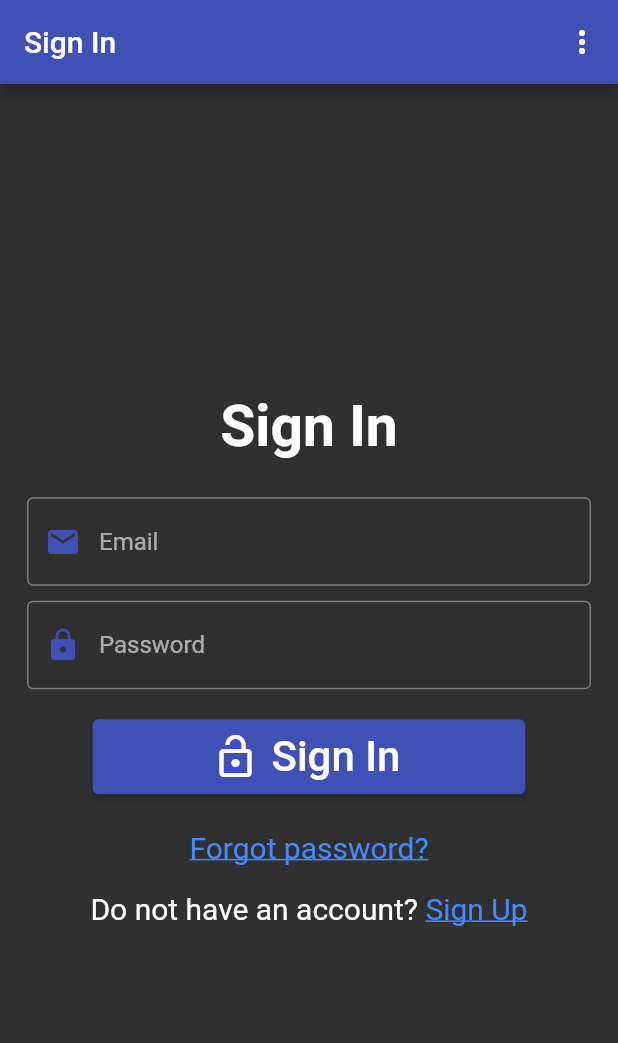
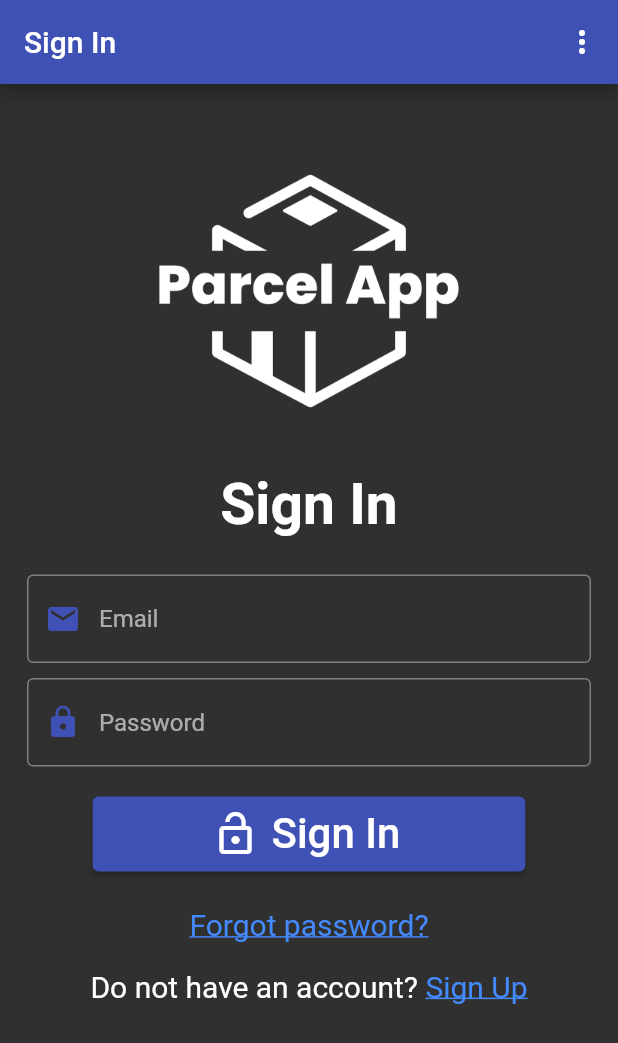
Before and after one commit to FWasik/Parcel-App, a Flutter app: the screen it shows after launch, on a phone screen of 412 x 824 dp. Shown: the top 1043 px of the screen. Run offline on Flutter 3.47's test engine with Material 2 defaults, Android fonts, the phone set to English and light mode, and no system bars; our stand-ins replace cloud_firestore, email_validator, equatable, firebase_auth, firebase_core, flutter_bloc and 5 more; missing offline and left inert: flutter_google_places_hoc081098, google_api_headers, google_maps_webservice; accounts and stored records are empty; generated files the repository leaves out were written again.

Commit message:
adding logo part 1

```diff
--- a/lib/screens/home_page.dart
+++ b/lib/screens/home_page.dart
@@ -5,6 +5,7 @@ import 'package:flutter_gen/gen_l10n/app_localizations.dart';
 import 'package:parcel_app/bloc/auth/auth_bloc.dart';
 import 'package:parcel_app/models/custom_user.dart';
 import 'package:parcel_app/bloc/font/font_bloc.dart';
+import 'package:parcel_app/widgets/logo_widget.dart';
 
 class HomePage extends StatelessWidget {
   const HomePage({Key? key}) : super(key: key);
@@ -26,9 +27,7 @@ class HomePage extends StatelessWidget {
                   child: Column(
                       mainAxisAlignment: MainAxisAlignment.center,
                       children: [
-                        const FlutterLogo(
-                          size: 150,
-                        ),
+                        const AppLogo(),
                         const SizedBox(height: 20),
                         Text(appLoc.welcome,
                             style: TextStyle(fontSize: 38 * stateFont.resize),
--- a/lib/screens/sign_in.dart
+++ b/lib/screens/sign_in.dart
@@ -11,6 +11,7 @@ import 'package:parcel_app/screens/reset_password_page.dart';
 import 'package:parcel_app/utils/utils.dart';
 import 'package:parcel_app/screens/sign_up.dart';
 import 'package:parcel_app/widgets/button_widget.dart';
+import 'package:parcel_app/widgets/logo_widget.dart';
 import 'package:parcel_app/widgets/menu_widget.dart';
 import 'package:parcel_app/widgets/progress_widget.dart';
 import 'package:parcel_app/bloc/font/font_bloc.dart';
@@ -66,14 +67,15 @@ class _SignInState extends State<SignIn> {
           if (stateAuth is UnAuthenticated || stateAuth is SignedUp) {
             return BlocBuilder<FontBloc, FontState>(
                 builder: (context, stateFont) {
-              return Center(
-                child: Padding(
+              return Padding(
                 padding: const EdgeInsets.all(18.0),
                 child: SingleChildScrollView(
                   reverse: true,
                   child: Column(
-                      mainAxisAlignment: MainAxisAlignment.center,
                     children: [
+                      const SizedBox(height: 20),
+                      const AppLogo(),
+                      const SizedBox(height: 20),
                       Text(
                         appLoc.signIn,
                         style: TextStyle(
@@ -94,18 +96,16 @@ class _SignInState extends State<SignIn> {
                                 controller: emailController,
                                 decoration: InputDecoration(
                                     prefixIcon: Icon(Icons.mail,
-                                          color:
-                                              Theme.of(context).primaryColor),
+                                        color: Theme.of(context).primaryColor),
                                     hintText: "Email",
                                     border: const OutlineInputBorder(),
                                     focusedBorder: OutlineInputBorder(
                                       borderSide: BorderSide(
-                                            color:
-                                                Theme.of(context).primaryColor,
+                                          color: Theme.of(context).primaryColor,
                                           width: 2),
                                     )),
-                                  style: TextStyle(
-                                      fontSize: 16 * stateFont.resize),
+                                style:
+                                    TextStyle(fontSize: 16 * stateFont.resize),
                                 autovalidateMode:
                                     AutovalidateMode.onUserInteraction,
                                 validator: (value) {
@@ -123,18 +123,16 @@ class _SignInState extends State<SignIn> {
                                 controller: passwordController,
                                 decoration: InputDecoration(
                                     prefixIcon: Icon(Icons.lock,
-                                          color:
-                                              Theme.of(context).primaryColor),
+                                        color: Theme.of(context).primaryColor),
                                     hintText: appLoc.password,
                                     border: const OutlineInputBorder(),
                                     focusedBorder: OutlineInputBorder(
                                       borderSide: BorderSide(
-                                            color:
-                                                Theme.of(context).primaryColor,
+                                          color: Theme.of(context).primaryColor,
                                           width: 2),
                                     )),
-                                  style: TextStyle(
-                                      fontSize: 16 * stateFont.resize),
+                                style:
+                                    TextStyle(fontSize: 16 * stateFont.resize),
                                 obscureText: true,
                                 autovalidateMode:
                                     AutovalidateMode.onUserInteraction,
@@ -150,8 +148,7 @@ class _SignInState extends State<SignIn> {
                               CustomButton(
                                   width: 0.7,
                                   onPressed: () {
-                                      _authenticateWithEmailAndPassword(
-                                          context);
+                                    _authenticateWithEmailAndPassword(context);
                                   },
                                   text: Text(appLoc.signInButton,
                                       style: TextStyle(
@@ -209,7 +206,6 @@ class _SignInState extends State<SignIn> {
                     ],
                   ),
                 ),
-                ),
               );
             });
           }
--- /dev/null
+++ b/lib/widgets/logo_widget.dart
@@ -0,0 +1,26 @@
+import 'package:flutter/material.dart';
+import 'package:flutter_bloc/flutter_bloc.dart';
+import 'package:parcel_app/bloc/theme/theme_bloc.dart';
+
+class AppLogo extends StatelessWidget {
+  const AppLogo({Key? key}) : super(key: key);
+  final double size = 280;
+
+  @override
+  Widget build(BuildContext context) {
+    return BlocBuilder<ThemeBloc, ThemeState>(
+        builder: (contextTheme, stateTheme) {
+      return (!stateTheme.isDark
+          ? Image.asset(
+              "assets/images/logos/parcel_app_logo_black.png",
+              width: 250,
+              height: 200,
+            )
+          : Image.asset(
+              "assets/images/logos/parcel_app_logo_white.png",
+              width: 250,
+              height: 200,
+            ));
+    });
+  }
+}
--- a/pubspec.yaml
+++ b/pubspec.yaml
@@ -86,6 +86,7 @@ flutter:
 
   assets:
     - .env
+    - assets/images/logos/
   # To add assets to your application, add an assets section, like this:
   # assets:
   #   - images/a_dot_burr.jpeg
```
Also changed, not shown: assets/images/logos/parcel_app_logo_black.png (added), assets/images/logos/parcel_app_logo_white.png (added). Lines whose indentation alone changed are shown as unchanged.
